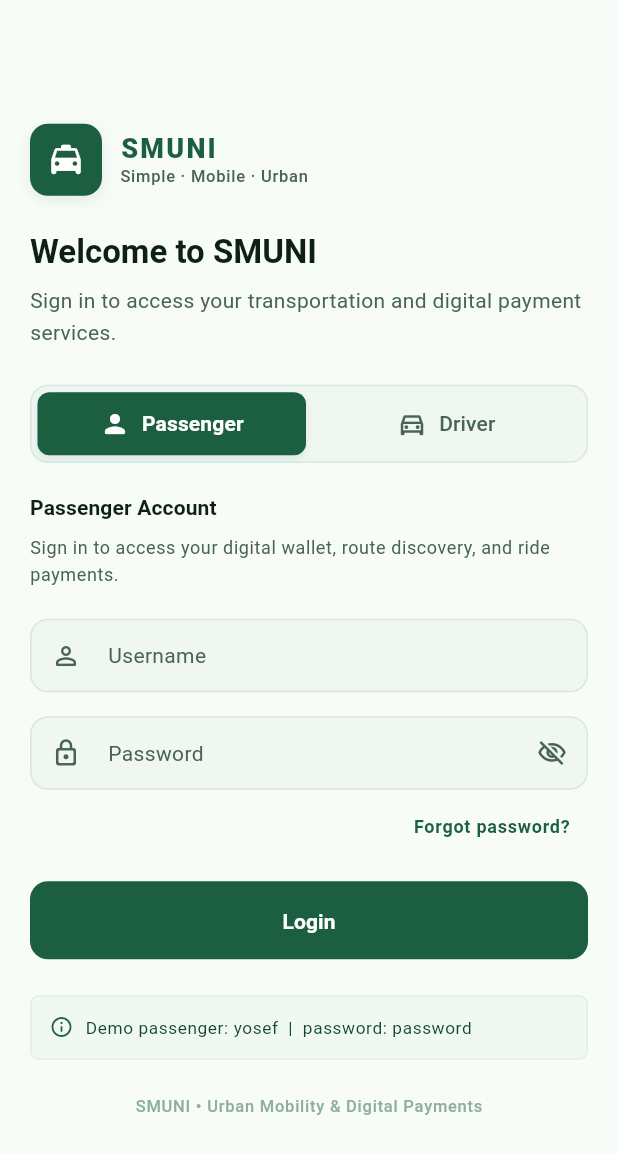
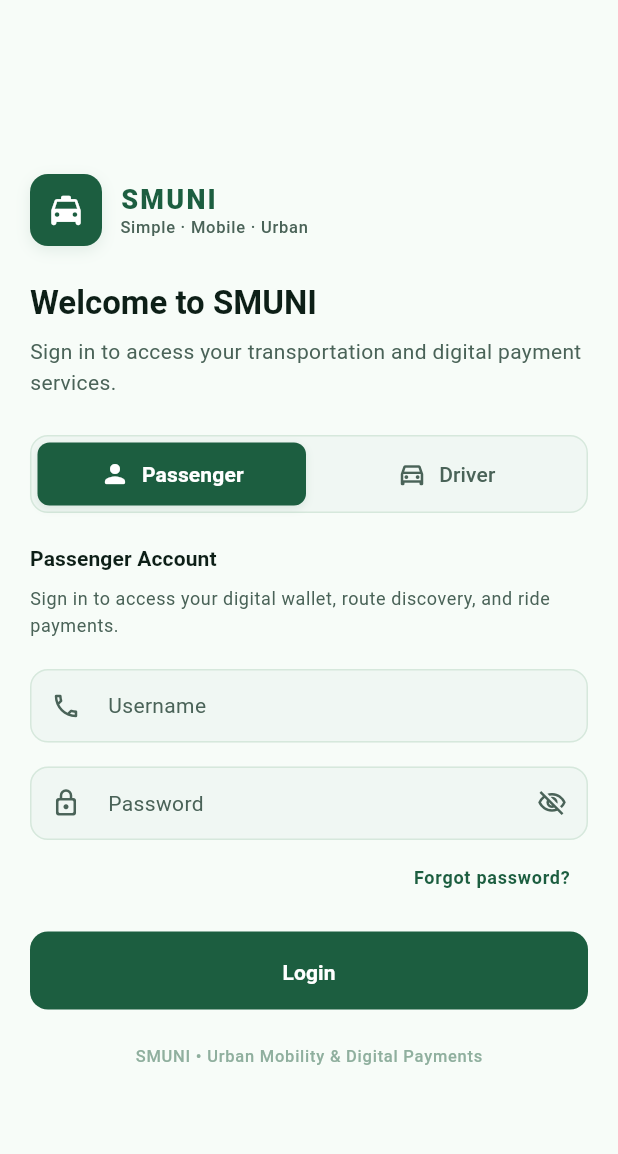
Before and after one commit to Yoseph-M/Semuni, a Flutter app: the screen it shows after launch, on a phone screen of 412 x 824 dp. Shown: the top 1154 px of the screen. Run offline on Flutter 3.47's test engine with Material 3 defaults, Android fonts, the phone set to English and light mode, and no system bars.

Commit message:
fix(auth): surface server error and drop demo credentials helper

```diff
--- a/lib/features/auth/widgets/login_form.dart
+++ b/lib/features/auth/widgets/login_form.dart
@@ -112,7 +112,8 @@ class _LoginFormState extends State<LoginForm> {
       } else {
         setState(() {
           _isLoading = false;
-          _errorMessage = 'Invalid username or password. Please try again.';
+          _errorMessage = result.errorMessage ??
+              'Invalid username or password. Please try again.';
         });
       }
     } catch (_) {
@@ -232,9 +233,9 @@ class _LoginFormState extends State<LoginForm> {
             ),
             decoration: InputDecoration(
               labelText: 'Username',
-              hintText: _selectedRole.isPassenger ? 'e.g. yosef' : 'e.g. abel',
+              hintText: 'e.g. testpassenger',
               prefixIcon: const Icon(
-                Icons.person_outline_rounded,
+                Icons.phone_outlined,
                 size: AppConstants.iconMd,
               ),
             ),
@@ -327,42 +328,6 @@ class _LoginFormState extends State<LoginForm> {
                 : const Text('Login'),
           ),
 
-          const SizedBox(height: AppConstants.spacingXl),
-
-          // Subtle Demo/Test Credentials Helper
-          Container(
-            padding: const EdgeInsets.all(AppConstants.spacingSm),
-            decoration: BoxDecoration(
-              color: AppColors.primaryTint.withValues(alpha: 0.5),
-              borderRadius: BorderRadius.circular(AppConstants.radiusSm),
-              border: Border.all(
-                color: AppColors.border.withValues(alpha: 0.6),
-                width: 1.0,
-              ),
-            ),
-            child: Row(
-              crossAxisAlignment: CrossAxisAlignment.start,
-              children: [
-                const Icon(
-                  Icons.info_outline_rounded,
-                  size: AppConstants.iconSm,
-                  color: AppColors.primary,
-                ),
-                const SizedBox(width: AppConstants.spacingXs),
-                Expanded(
-                  child: Text(
-                    _selectedRole.isPassenger
-                        ? 'Demo passenger: yosef  |  password: password'
-                        : 'Demo driver: abel  |  password: password',
-                    style: AppTextStyles.bodySmall.copyWith(
-                      color: AppColors.primaryDark,
-                      fontSize: 11.5,
-                    ),
-                  ),
-                ),
-              ],
-            ),
-          ),
         ],
       ),
     );
```
